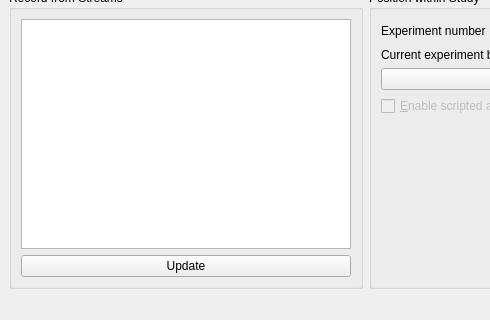
Old version of the form Apps/LabRecorder/mainwindow.ui in the repository sccn/lsl_archived; both pictures show x 0 to 490 and y 107 to 427 of the 731 by 427 pixel window.
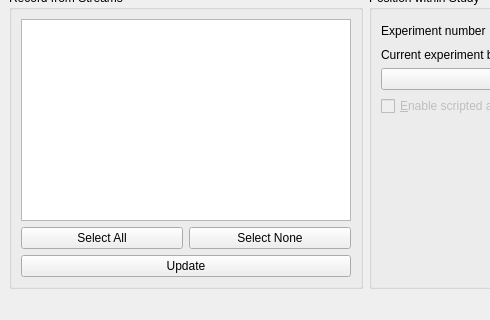
New version of the form. Icons and pictures are not drawn.

Commit message: Backport Enable/Disable all buttons

Diff of the .ui file:
```diff
--- a/Apps/LabRecorder/mainwindow.ui
+++ b/Apps/LabRecorder/mainwindow.ui
@@ -99,6 +99,24 @@
            </property>
           </widget>
          </item>
+         <item>
+          <layout class="QHBoxLayout" name="horizontalLayout_6">
+           <item>
+            <widget class="QPushButton" name="selectAllButton">
+             <property name="text">
+              <string>Select All</string>
+             </property>
+            </widget>
+           </item>
+           <item>
+            <widget class="QPushButton" name="selectNoneButton">
+             <property name="text">
+              <string>Select None</string>
+             </property>
+            </widget>
+           </item>
+          </layout>
+         </item>
          <item>
           <widget class="QPushButton" name="refreshButton">
            <property name="text">
```
The commit also changes 2 other files.
